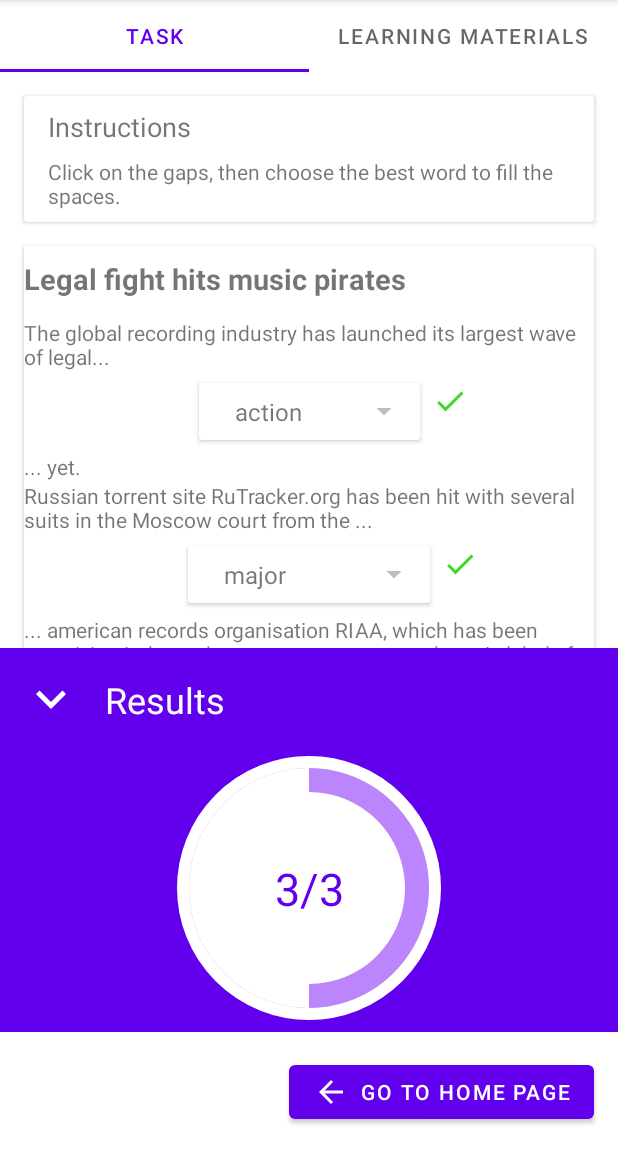
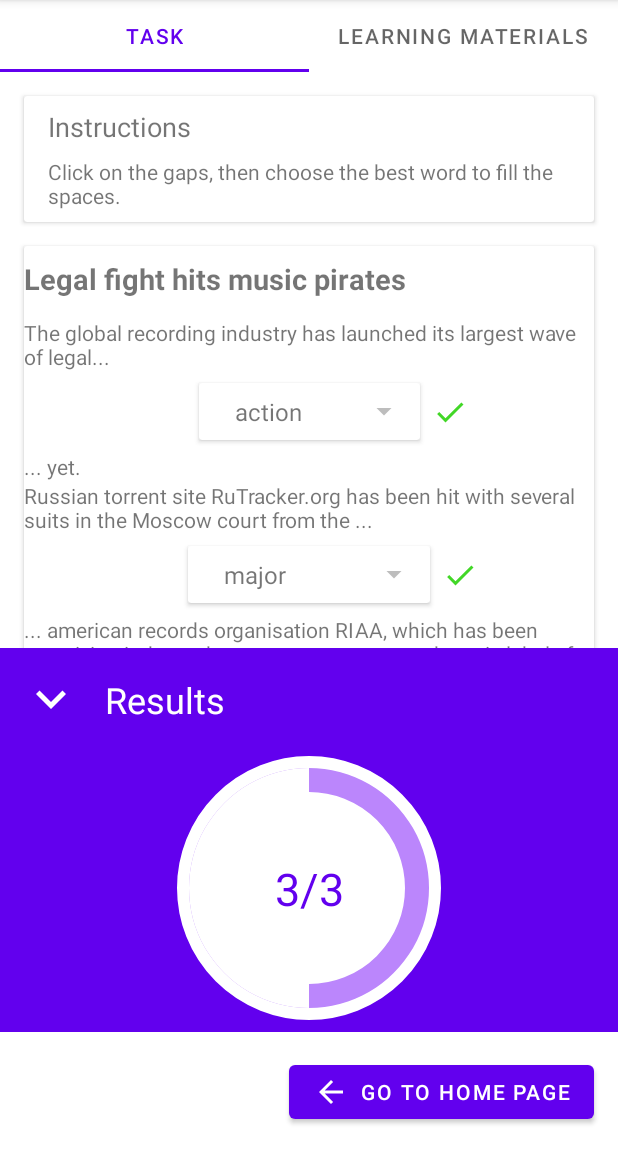
Before and after one commit to Ialda/LanProject, an Android app: the TaskFragment1 screen opened directly, with no data from a screen before it, after a tap on "FINISH TEST", on a phone screen of 412 x 824 dp, the part 84-1236 px from its top. Run offline under Robolectric (Android 15) with nearby library versions, the light colour scheme and no system bars.

Commit message:
Remove vertical bias to fix result icons alignment

```diff
--- a/app/src/main/res/layout/gap_spinner.xml
+++ b/app/src/main/res/layout/gap_spinner.xml
@@ -75,7 +75,6 @@
         app:layout_constraintHorizontal_bias="0.0"
         app:layout_constraintStart_toEndOf="@+id/cardView2"
         app:layout_constraintTop_toTopOf="@+id/cardView2"
-        app:layout_constraintVertical_bias="0.0"
         app:srcCompat="@drawable/ic_baseline_check_24"
         app:tint="#42D727" />
 
```
